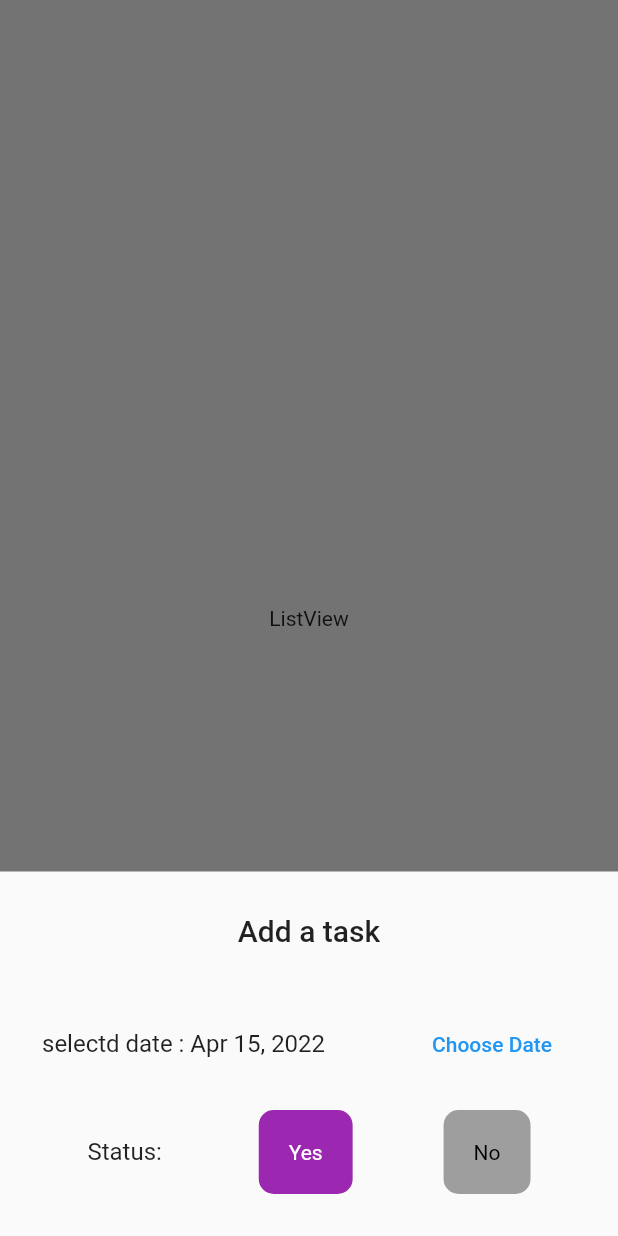
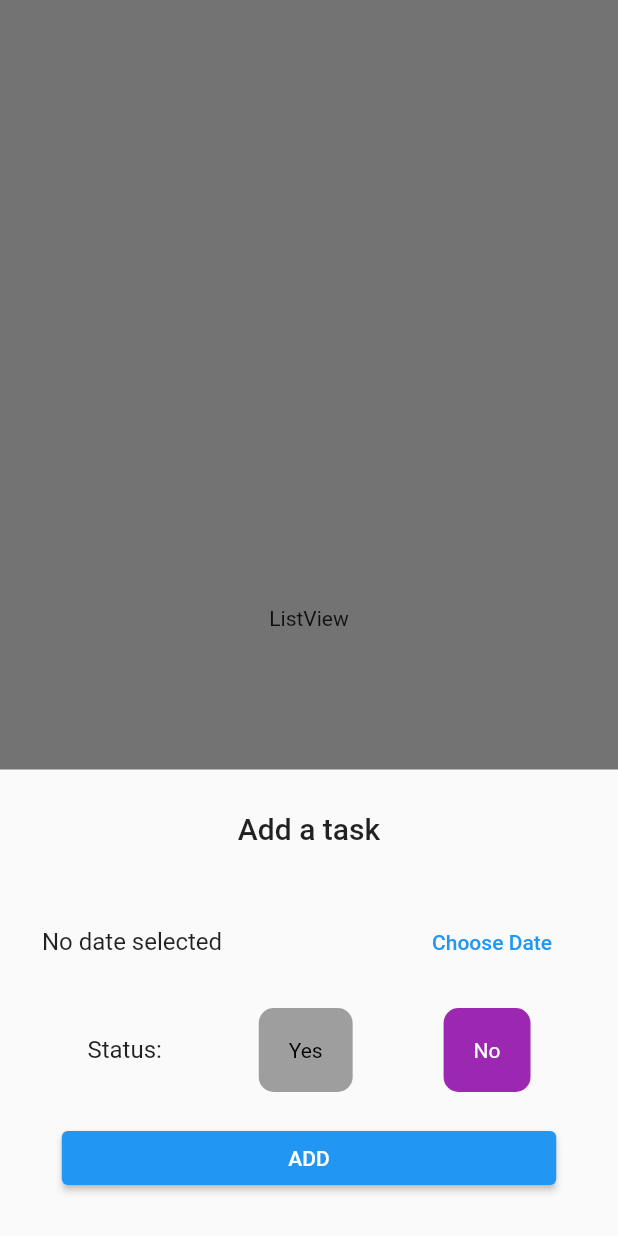
Before and after one commit to Neeraj-SD/befinsavvy, a Flutter app: the screen it shows after launch, after a tap on the "add" icon, on a phone screen of 412 x 824 dp. Run offline on Flutter 3.47's test engine with Material 2 defaults, Android fonts, the phone set to English and light mode, and no system bars.

Commit message:
AddTask ui functionality added with provider - addTask()

```diff
--- a/lib/main.dart
+++ b/lib/main.dart
@@ -1,5 +1,7 @@
+import 'package:befinsavvy/providers/task_provider.dart';
 import 'package:befinsavvy/screens/tab1.dart';
 import 'package:flutter/material.dart';
+import 'package:provider/provider.dart';
 
 void main() {
   runApp(const MyApp());
@@ -25,7 +27,14 @@
         // is not restarted.
         primarySwatch: Colors.blue,
       ),
-      home: const Tab1(),
+      home: MultiProvider(
+        providers: [
+          Provider<TaskProvider>(
+            create: (_) => TaskProvider(),
+          ),
+        ],
+        child: const Tab1(),
+      ),
     );
   }
 }
--- /dev/null
+++ b/lib/providers/task_provider.dart
@@ -0,0 +1,17 @@
+import 'package:befinsavvy/models/task.dart';
+import 'package:flutter/material.dart';
+
+class TaskProvider with ChangeNotifier {
+  List<Task> _tasks = [];
+
+  get task => _tasks;
+
+  void fetchTasks() {}
+
+  void addTask(DateTime date, bool status) {
+    print('$date : $status task added.');
+    final Task task = Task(date: date, status: status, id: '');
+    _tasks.add(task);
+    notifyListeners();
+  }
+}
--- a/lib/screens/tab1.dart
+++ b/lib/screens/tab1.dart
@@ -1,5 +1,7 @@
+import 'package:befinsavvy/providers/task_provider.dart';
 import 'package:flutter/material.dart';
 import 'package:intl/intl.dart';
+import 'package:provider/provider.dart';
 
 class Tab1 extends StatefulWidget {
   const Tab1({Key? key}) : super(key: key);
@@ -8,14 +10,35 @@ class Tab1 extends StatefulWidget {
   State<Tab1> createState() => _Tab1State();
 }
 
-class AddTaskModalSheet extends StatelessWidget {
+class AddTaskModalSheet extends StatefulWidget {
   AddTaskModalSheet({Key? key}) : super(key: key) {
-    selectedDate = DateTime.now();
+    // selectedDate = DateTime.now();
   }
-  late DateTime selectedDate;
+
+  @override
+  State<AddTaskModalSheet> createState() => _AddTaskModalSheetState();
+}
+
+class _AddTaskModalSheetState extends State<AddTaskModalSheet> {
+  late DateTime? selectedDate;
+  late bool status;
+
+  @override
+  void initState() {
+    selectedDate = null;
+    status = false;
+    super.initState();
+  }
+
+  // void onAddTask(BuildContext context) {
+  //   if (selectedDate == null) {
+  //     return;
+  //   }
+  // }
 
   @override
   Widget build(BuildContext context) {
+    final provider = TaskProvider();
     void datePicker() async {
       var datePicked = await showDatePicker(
           context: context,
@@ -24,9 +47,9 @@ class AddTaskModalSheet extends StatelessWidget {
           lastDate: DateTime.now());
 
       if (datePicked == null) return;
-      // setState(() {
-      //   selectedDate = datePicked;
-      // });
+      setState(() {
+        selectedDate = datePicked;
+      });
     }
 
     return Padding(
@@ -48,7 +71,7 @@ class AddTaskModalSheet extends StatelessWidget {
               Text(
                 selectedDate == null
                     ? 'No date selected'
-                    : 'selectd date : ${DateFormat.yMMMd().format(selectedDate)}',
+                    : 'selectd date : ${DateFormat.yMMMd().format(selectedDate!)}',
                 style: Theme.of(context).textTheme.titleMedium,
               ),
               FlatButton(
@@ -70,34 +93,61 @@ class AddTaskModalSheet extends StatelessWidget {
                 'Status: ',
                 style: Theme.of(context).textTheme.titleMedium,
               ),
-              Container(
+              GestureDetector(
+                onTap: () {
+                  setState(() {
+                    status = true;
+                  });
+                },
+                child: Container(
                   padding: const EdgeInsets.all(20),
                   decoration: BoxDecoration(
                     borderRadius: BorderRadius.circular(10),
-                  color: Colors.purple,
+                    color: status ? Colors.purple : Colors.grey,
                   ),
-                child: const Text(
+                  child: Text(
                     'Yes',
                     style: TextStyle(
-                    color: Colors.white,
+                      color: status ? Colors.white : Colors.black,
                     ),
                   ),
                 ),
-              Container(
-                padding: EdgeInsets.all(20),
+              ),
+              GestureDetector(
+                onTap: () {
+                  setState(() {
+                    status = false;
+                  });
+                },
+                child: Container(
+                  padding: const EdgeInsets.all(20),
                   decoration: BoxDecoration(
                     borderRadius: BorderRadius.circular(10),
-                  color: Colors.grey,
+                    color: status ? Colors.grey : Colors.purple,
                   ),
-                child: const Text(
+                  child: Text(
                     'No',
                     style: TextStyle(
-                    color: Colors.black,
+                      color: status ? Colors.black : Colors.white,
+                    ),
                   ),
                 ),
               ),
             ],
-          )
+          ),
+          const SizedBox(
+            height: 20,
+          ),
+          SizedBox(
+            width: MediaQuery.of(context).size.width * 0.8,
+            child: ElevatedButton(
+              onPressed: () {
+                if (selectedDate == null) return;
+                provider.addTask(selectedDate!, status);
+              },
+              child: const Text('ADD'),
+            ),
+          ),
         ],
       ),
     );
```
Lines whose indentation alone changed are shown as unchanged.
